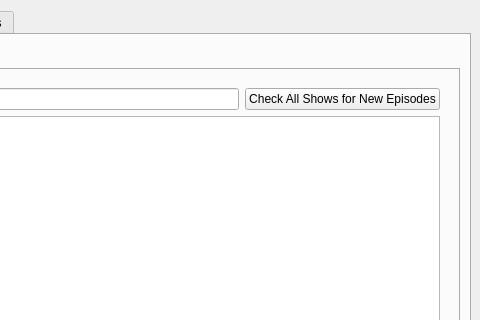
The window that mainwindow.ui (therealMaPMaKeR/MMDiary) describes before a commit, drawn with Qt 5; both pictures show x 480 to 960 and y 0 to 320 of the 960 by 540 pixel window.
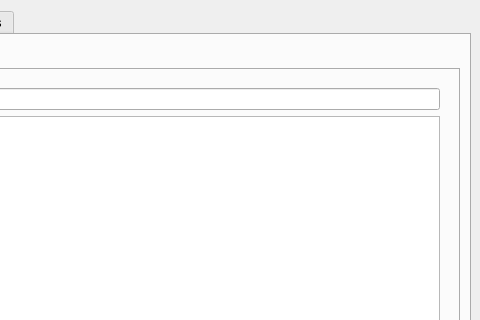
The same window after the commit. The open tabs and pages were chosen to show the change. Custom widgets are drawn as their Qt base class.

Commit message:
Added automatic check for new episodes
also fixed a bug with scrolling speed when switching to list view then back to icon view

Diff of the .ui file:
```diff
--- a/mainwindow.ui
+++ b/mainwindow.ui
@@ -889,13 +889,6 @@
                     </property>
                    </widget>
                   </item>
-                  <item>
-                   <widget class="QPushButton" name="pushButton_CheckForNewEP">
-                    <property name="text">
-                     <string>Check All Shows for New Episodes</string>
-                    </property>
-                   </widget>
-                  </item>
                  </layout>
                 </item>
                 <item>
```
The commit also changes 4 other files.
